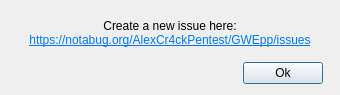
Qt form ui/report_a_bug_dialog.ui (AlexandrAlexeev7119/NvCtrl-linux) before a commit.
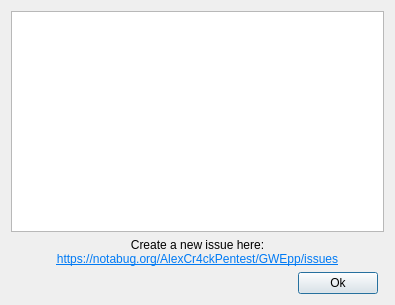
The same form after that commit.

Commit message: added system info for bug report

Diff of the .ui file:
```diff
--- a/ui/report_a_bug_dialog.ui
+++ b/ui/report_a_bug_dialog.ui
@@ -6,15 +6,42 @@
    <rect>
     <x>0</x>
     <y>0</y>
-    <width>340</width>
-    <height>95</height>
+    <width>395</width>
+    <height>305</height>
    </rect>
   </property>
   <property name="windowTitle">
    <string>GWEpp: Report a bug</string>
   </property>
   <layout class="QGridLayout" name="gridLayout">
-   <item row="2" column="0">
+   <item row="1" column="0" colspan="3">
+    <widget class="QLabel" name="label_text">
+     <property name="text">
+      <string>&lt;html&gt;&lt;head/&gt;&lt;body&gt;&lt;p align=&quot;center&quot;&gt;Create a new issue here:&lt;br/&gt;&lt;a href=&quot;https://notabug.org/AlexCr4ckPentest/GWEpp/issues&quot;&gt;&lt;span style=&quot; text-decoration: underline; color:#007af4;&quot;&gt;https://notabug.org/AlexCr4ckPentest/GWEpp/issues&lt;/span&gt;&lt;/a&gt;&lt;/p&gt;&lt;/body&gt;&lt;/html&gt;</string>
+     </property>
+     <property name="textFormat">
+      <enum>Qt::RichText</enum>
+     </property>
+     <property name="alignment">
+      <set>Qt::AlignCenter</set>
+     </property>
+    </widget>
+   </item>
+   <item row="0" column="0" colspan="3">
+    <widget class="QPlainTextEdit" name="plainTextEdit_system_info">
+     <property name="readOnly">
+      <bool>true</bool>
+     </property>
+    </widget>
+   </item>
+   <item row="3" column="1">
+    <widget class="QPushButton" name="pushButton_ok">
+     <property name="text">
+      <string>Ok</string>
+     </property>
+    </widget>
+   </item>
+   <item row="3" column="0">
     <spacer name="horizontalSpacer">
      <property name="orientation">
       <enum>Qt::Horizontal</enum>
@@ -27,26 +54,6 @@
      </property>
     </spacer>
    </item>
-   <item row="2" column="1">
-    <widget class="QPushButton" name="pushButton_ok">
-     <property name="text">
-      <string>Ok</string>
-     </property>
-    </widget>
-   </item>
-   <item row="0" column="0" colspan="3">
-    <widget class="QLabel" name="label_text">
-     <property name="text">
-      <string>&lt;html&gt;&lt;head/&gt;&lt;body&gt;&lt;p align=&quot;center&quot;&gt;Create a new issue here:&lt;br/&gt;&lt;a href=&quot;https://notabug.org/AlexCr4ckPentest/GWEpp/issues&quot;&gt;&lt;span style=&quot; text-decoration: underline; color:#007af4;&quot;&gt;https://notabug.org/AlexCr4ckPentest/GWEpp/issues&lt;/span&gt;&lt;/a&gt;&lt;/p&gt;&lt;/body&gt;&lt;/html&gt;</string>
-     </property>
-     <property name="textFormat">
-      <enum>Qt::RichText</enum>
-     </property>
-     <property name="alignment">
-      <set>Qt::AlignCenter</set>
-     </property>
-    </widget>
-   </item>
   </layout>
  </widget>
  <resources/>
```
The commit also changes 2 other files.
